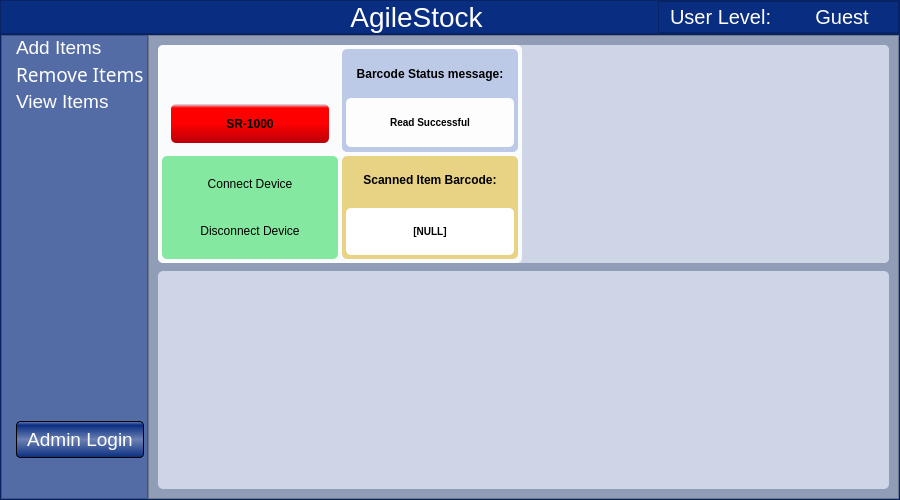
Above: design_files/inventory_ui.ui from stmark707/Capstone_Project before the change. Below: the same form after it.
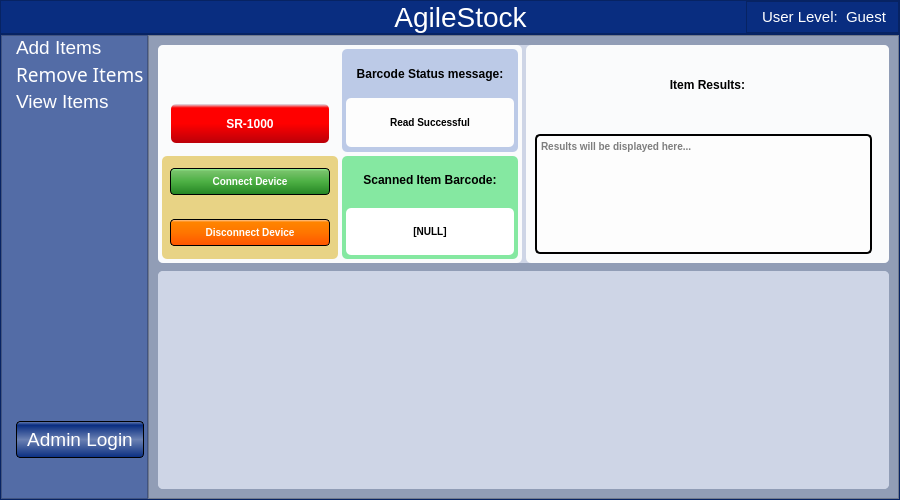
That is the form after the change. Icons and pictures are not drawn.

What changed in the file:
```diff
--- a/design_files/inventory_ui.ui
+++ b/design_files/inventory_ui.ui
@@ -41,7 +41,7 @@
       <property name="frameShadow">
        <enum>QFrame::Raised</enum>
       </property>
-      <layout class="QHBoxLayout" name="horizontalLayout" stretch="0,2,1">
+      <layout class="QHBoxLayout" name="horizontalLayout" stretch="0,2,0">
        <property name="spacing">
         <number>0</number>
        </property>
@@ -96,7 +96,7 @@
          </property>
          <layout class="QHBoxLayout" name="horizontalLayout_3" stretch="0,1,1">
           <property name="spacing">
-           <number>4</number>
+           <number>8</number>
           </property>
           <property name="leftMargin">
            <number>0</number>
@@ -105,7 +105,7 @@
            <number>0</number>
           </property>
           <property name="rightMargin">
-           <number>0</number>
+           <number>11</number>
           </property>
           <property name="bottomMargin">
            <number>0</number>
@@ -125,7 +125,7 @@
             <property name="styleSheet">
              <string notr="true">color:#ffffff;
 font-family: &quot;Orbitron&quot;, sans-serif;
-font-size: 20px;
+font-size: 15px;
 </string>
             </property>
             <property name="text">
@@ -138,14 +138,14 @@
             <property name="styleSheet">
              <string notr="true">color:#ffffff;
 font-family: &quot;Orbitron&quot;, sans-serif;
-font-size: 20px;
+font-size: 15px;
 </string>
             </property>
             <property name="text">
              <string>Guest</string>
             </property>
             <property name="alignment">
-             <set>Qt::AlignCenter</set>
+             <set>Qt::AlignLeading|Qt::AlignLeft|Qt::AlignVCenter</set>
             </property>
            </widget>
           </item>
@@ -498,9 +498,9 @@
                      <number>4</number>
                     </property>
                     <item row="1" column="1">
-                     <widget class="QFrame" name="barcode_status_frame">
+                     <widget class="QFrame" name="barcode_output_frame">
                       <property name="styleSheet">
-                       <string notr="true">background-color: #e8d385;
+                       <string notr="true">background-color: #85e8a1;
 border-radius: 5px;</string>
                       </property>
                       <property name="frameShape">
@@ -540,6 +540,9 @@
                          <property name="alignment">
                           <set>Qt::AlignCenter</set>
                          </property>
+                         <property name="wordWrap">
+                          <bool>true</bool>
+                         </property>
                         </widget>
                        </item>
                        <item>
@@ -558,15 +561,18 @@
                          <property name="alignment">
                           <set>Qt::AlignCenter</set>
                          </property>
+                         <property name="wordWrap">
+                          <bool>true</bool>
+                         </property>
                         </widget>
                        </item>
                       </layout>
                      </widget>
                     </item>
                     <item row="1" column="0">
-                     <widget class="QFrame" name="frame_2">
+                     <widget class="QFrame" name="barcode_connection_frame">
                       <property name="styleSheet">
-                       <string notr="true">background-color: #85e8a1;
+                       <string notr="true">background-color: #e8d385;
 </string>
                       </property>
                       <property name="frameShape">
@@ -592,14 +598,66 @@
                         <number>0</number>
                        </property>
                        <item>
-                        <widget class="QPushButton" name="pushButton">
+                        <widget class="QPushButton" name="connect_devices_button">
+                         <property name="styleSheet">
+                          <string notr="true">QPushButton#connect_devices_button
+{	
+
+color: White;
+	font-family: &quot;SourceSansPro-Bold&quot;;
+	font-weight: 600;
+	font-size: 10px;
+
+
+	background-color: QLinearGradient( x1: 0, y1: 0, x2: 0, y2: 1, stop: 0 #98FF99, stop: 0.1 #78C26B, stop: 0.5 #4DB044, stop: 1 #4DB044, stop: 1 #248423);
+	border-style: outset;
+	border-width: 1px;
+	border-color:black;
+	padding: 6px;
+	outline-offset: 4px;
+	border-radius: 4px;
+}
+
+QPushButton:hover:!pressed#connect_devices_button
+{
+	background-color: QLinearGradient( x1: 0, y1: 0, x2: 0, y2: 1, stop: 0 #335A44, stop: 0.1 #78C26B, stop: 0.5 #4DB044, stop: 1 #4DB044, stop: 1 #335A44);
+	border-color:white;
+}
+</string>
+                         </property>
                          <property name="text">
                           <string>Connect Device</string>
                          </property>
                         </widget>
                        </item>
                        <item>
-                        <widget class="QPushButton" name="pushButton_2">
+                        <widget class="QPushButton" name="disconnect_devices_button">
+                         <property name="styleSheet">
+                          <string notr="true">QPushButton#disconnect_devices_button
+{	
+
+	color: White;
+	font-family: &quot;SourceSansPro-Bold&quot;;
+	font-weight: 600;
+	font-size: 10px;
+
+
+	background-color: QLinearGradient( x1: 0, y1: 0, x2: 0, y2: 1, stop: 0 #FFD1AD, stop: 0.1 #FF8500, stop: 0.5 #FF7500 stop: 1 #FF6500, stop: 1 #FF5500);
+	border-style: outset;
+	border-width: 1px;
+	border-color:black;
+	padding: 6px;
+	outline-offset: 4px;
+	border-radius: 4px;
+}
+
+QPushButton:hover:!pressed#disconnect_devices_button
+{
+	background-color: QLinearGradient( x1: 0, y1: 0, x2: 0, y2: 1, stop: 0 #C46A33, stop: 0.1 #FF8500, stop: 0.5 #FF7500 stop: 1 #FF6500, stop: 1 #C46A33);
+	border-color:white;
+}
+</string>
+                         </property>
                          <property name="text">
                           <string>Disconnect Device</string>
                          </property>
@@ -675,7 +733,7 @@
                      </widget>
                     </item>
                     <item row="0" column="0">
-                     <widget class="QFrame" name="frame_4">
+                     <widget class="QFrame" name="barcode_status_frame">
                       <property name="frameShape">
                        <enum>QFrame::StyledPanel</enum>
                       </property>
@@ -718,7 +776,7 @@
                           </size>
                          </property>
                          <property name="styleSheet">
-                          <string notr="true">color: Black;
+                          <string notr="true">color: White;
 font-family: &quot;SourceSansPro-Bold&quot;;
 font-weight: 600;
 background-color: QLinearGradient( x1: 0, y1: 0, x2: 0, y2: 1, stop: 0 #DBE9F3, stop: 0.1 #FF0000, stop: 0.5 #FF0000, stop: 1 #E90B0B, stop: 1 #BB0009);
@@ -730,6 +788,9 @@
                          <property name="alignment">
                           <set>Qt::AlignCenter</set>
                          </property>
+                         <property name="wordWrap">
+                          <bool>true</bool>
+                         </property>
                         </widget>
                        </item>
                       </layout>
@@ -739,13 +800,124 @@
                   </widget>
                  </item>
                  <item>
-                  <widget class="QFrame" name="frame">
+                  <widget class="QFrame" name="Item_information_frame">
                    <property name="frameShape">
                     <enum>QFrame::StyledPanel</enum>
                    </property>
                    <property name="frameShadow">
                     <enum>QFrame::Raised</enum>
                    </property>
+                   <layout class="QVBoxLayout" name="verticalLayout_8">
+                    <property name="spacing">
+                     <number>5</number>
+                    </property>
+                    <property name="leftMargin">
+                     <number>0</number>
+                    </property>
+                    <property name="topMargin">
+                     <number>0</number>
+                    </property>
+                    <property name="rightMargin">
+                     <number>0</number>
+                    </property>
+                    <property name="bottomMargin">
+                     <number>0</number>
+                    </property>
+                    <item>
+                     <widget class="QFrame" name="item_results_frame">
+                      <property name="styleSheet">
+                       <string notr="true">border-radius: 5px;
+background-color: #fafbfc;
+</string>
+                      </property>
+                      <property name="frameShape">
+                       <enum>QFrame::StyledPanel</enum>
+                      </property>
+                      <property name="frameShadow">
+                       <enum>QFrame::Raised</enum>
+                      </property>
+                      <layout class="QVBoxLayout" name="verticalLayout_9">
+                       <item>
+                        <widget class="QLabel" name="item_result_label">
+                         <property name="styleSheet">
+                          <string notr="true">color: Black;
+font-family: &quot;SourceSansPro-Bold&quot;;
+font-weight: 600;
+background-color: none;
+font-size: 12px;</string>
+                         </property>
+                         <property name="text">
+                          <string>Item Results:</string>
+                         </property>
+                         <property name="alignment">
+                          <set>Qt::AlignCenter</set>
+                         </property>
+                        </widget>
+                       </item>
+                       <item>
+                        <spacer name="verticalSpacer_3">
+                         <property name="orientation">
+                          <enum>Qt::Vertical</enum>
+                         </property>
+                         <property name="sizeType">
+                          <enum>QSizePolicy::Fixed</enum>
+                         </property>
+                         <property name="sizeHint" stdset="0">
+                          <size>
+                           <width>20</width>
+                           <height>12</height>
+                          </size>
+                         </property>
+                        </spacer>
+                       </item>
+                       <item>
+                        <widget class="QPlainTextEdit" name="barcode_reader_results">
+                         <property name="sizePolicy">
+                          <sizepolicy hsizetype="Maximum" vsizetype="Maximum">
+                           <horstretch>0</horstretch>
+                           <verstretch>0</verstretch>
+                          </sizepolicy>
+                         </property>
+                         <property name="minimumSize">
+                          <size>
+                           <width>337</width>
+                           <height>100</height>
+                          </size>
+                         </property>
+                         <property name="maximumSize">
+                          <size>
+                           <width>337</width>
+                           <height>120</height>
+                          </size>
+                         </property>
+                         <property name="styleSheet">
+                          <string notr="true">color: Black;
+font-family: &quot;SourceSansPro-Bold&quot;;
+font-weight: 600;
+background-color: none;
+font-size: 10px;
+background-color: #fdfdfd;
+border: 2px solid black;
+border-radius: 5px;</string>
+                         </property>
+                         <property name="readOnly">
+                          <bool>true</bool>
+                         </property>
+                         <property name="backgroundVisible">
+                          <bool>false</bool>
+                         </property>
+                         <property name="centerOnScroll">
+                          <bool>true</bool>
+                         </property>
+                         <property name="placeholderText">
+                          <string>Results will be displayed here...</string>
+                         </property>
+                        </widget>
+                       </item>
+                      </layout>
+                     </widget>
+                    </item>
+                   </layout>
                   </widget>
                  </item>
                 </layout>
@@ -763,6 +935,43 @@
                 <property name="frameShadow">
                  <enum>QFrame::Raised</enum>
                 </property>
+                <layout class="QHBoxLayout" name="horizontalLayout_5">
+                 <property name="spacing">
+                  <number>4</number>
+                 </property>
+                 <property name="leftMargin">
+                  <number>0</number>
+                 </property>
+                 <property name="topMargin">
+                  <number>0</number>
+                 </property>
+                 <property name="rightMargin">
+                  <number>0</number>
+                 </property>
+                 <property name="bottomMargin">
+                  <number>0</number>
+                 </property>
+                 <item>
+                  <widget class="QFrame" name="frame">
+                   <property name="frameShape">
+                    <enum>QFrame::StyledPanel</enum>
+                   </property>
+                   <property name="frameShadow">
+                    <enum>QFrame::Raised</enum>
+                   </property>
+                  </widget>
+                 </item>
+                 <item>
+                  <widget class="QFrame" name="frame_2">
+                   <property name="frameShape">
+                    <enum>QFrame::StyledPanel</enum>
+                   </property>
+                   <property name="frameShadow">
+                    <enum>QFrame::Raised</enum>
+                   </property>
+                  </widget>
+                 </item>
+                </layout>
                </widget>
               </item>
              </layout>
```
Left out of the diff: 20 changed lines with no effect on the pictures.
